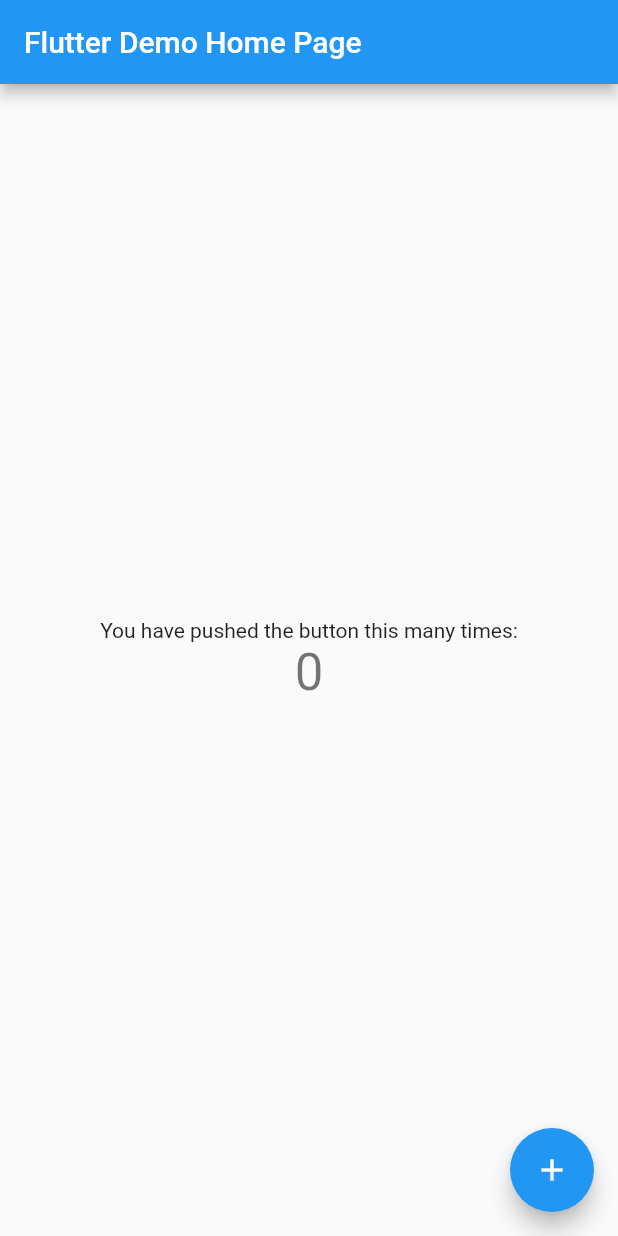
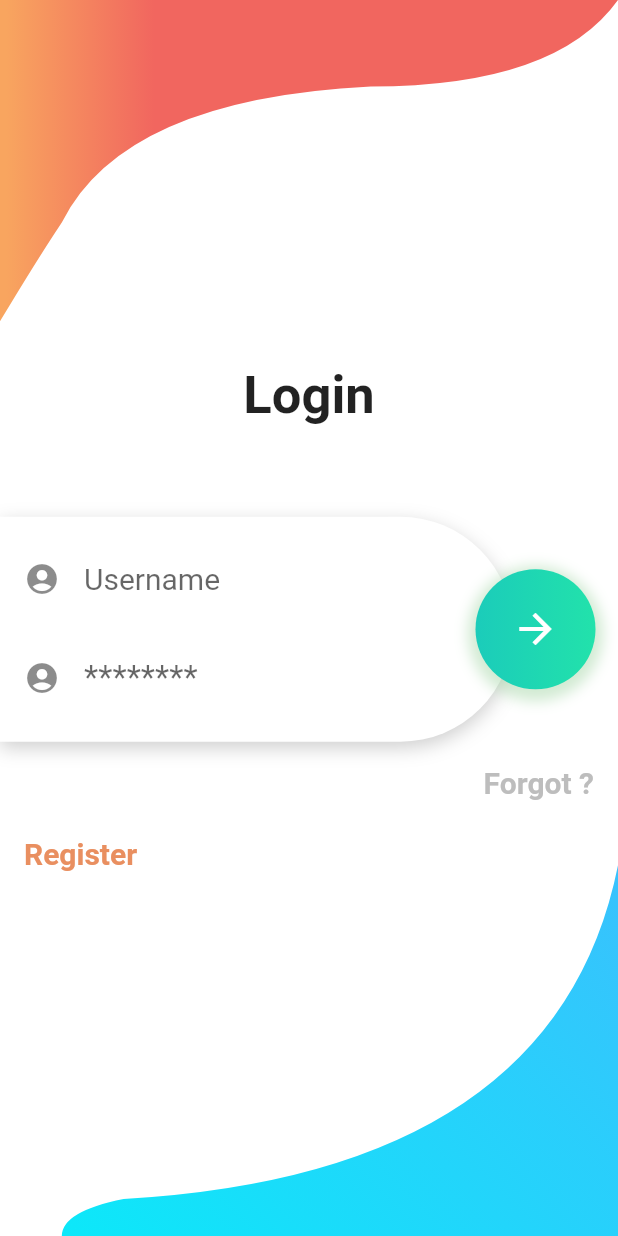
Before and after one commit to rukafasha/MojUpravitelj-Client, a Flutter app: the screen it shows after launch, on a phone screen of 412 x 824 dp. Run offline on Flutter 3.47's test engine with Material 2 defaults, Android fonts, the phone set to English and light mode, and no system bars; missing offline and left inert: dart:html.

Commit message:
Login screen

```diff
--- a/lib/main.dart
+++ b/lib/main.dart
@@ -1,4 +1,6 @@
 import 'package:flutter/material.dart';
+import 'package:praksa_frontend/ui/background/background.dart';
+import 'package:praksa_frontend/ui/forms/login_form.dart';
 
 void main() {
   runApp(const MyApp());
@@ -10,58 +12,13 @@
   @override
   Widget build(BuildContext context) {
     return MaterialApp(
-      title: 'Flutter Demo',
-      theme: ThemeData(
-        primarySwatch: Colors.blue,
-      ),
-      home: const MyHomePage(title: 'Flutter Demo Home Page'),
-    );
+        title: 'Flutter Demo',
+        home: Scaffold(
+            body: Stack(
+          children: [
+            Background(),
+            const LoginForm(),
+          ],
+        )));
   }
 }
-
-class MyHomePage extends StatefulWidget {
-  const MyHomePage({super.key, required this.title});
-
-  final String title;
-
-  @override
-  State<MyHomePage> createState() => _MyHomePageState();
-}
-
-class _MyHomePageState extends State<MyHomePage> {
-  int _counter = 0;
-
-  void _incrementCounter() {
-    setState(() {
-      _counter++;
-    });
-  }
-
-  @override
-  Widget build(BuildContext context) {
-    return Scaffold(
-      appBar: AppBar(
-        title: Text(widget.title),
-      ),
-      body: Center(
-        child: Column(
-          mainAxisAlignment: MainAxisAlignment.center,
-          children: <Widget>[
-            const Text(
-              'You have pushed the button this many times:',
-            ),
-            Text(
-              '$_counter',
-              style: Theme.of(context).textTheme.headline4,
-            ),
-          ],
-        ),
-      ),
-      floatingActionButton: FloatingActionButton(
-        onPressed: _incrementCounter,
-        tooltip: 'Increment',
-        child: const Icon(Icons.add),
-      ),
-    );
-  }
-}
--- /dev/null
+++ b/lib/ui/forms/login_form.dart
@@ -0,0 +1,151 @@
+import 'dart:html';
+
+import 'package:flutter/material.dart';
+
+class LoginForm extends StatefulWidget {
+  const LoginForm({super.key});
+
+  @override
+  State<LoginForm> createState() => _LoginFormState();
+}
+
+class _LoginFormState extends State<LoginForm> {
+  @override
+  Widget build(BuildContext context) {
+    return Column(
+      mainAxisAlignment: MainAxisAlignment.center,
+      children: [
+        Container(
+          margin: const EdgeInsets.only(bottom: 60),
+          child: const Text(
+            "Login",
+            style: TextStyle(
+              fontSize: 35,
+              fontWeight: FontWeight.bold,
+            ),
+          ),
+        ),
+        SizedBox(
+          height: 150,
+          child: Stack(
+            children: [
+              Container(
+                height: 150,
+                margin: const EdgeInsets.only(
+                  right: 70,
+                ),
+                decoration: BoxDecoration(
+                  color: Colors.white,
+                  borderRadius: const BorderRadius.only(
+                    topRight: Radius.circular(100),
+                    bottomRight: Radius.circular(100),
+                  ),
+                  boxShadow: [
+                    BoxShadow(
+                      color: Colors.grey.withOpacity(0.5),
+                      spreadRadius: 0,
+                      blurRadius: 10,
+                      offset: const Offset(0, 4),
+                    ),
+                  ],
+                ),
+                child: Column(
+                  mainAxisAlignment: MainAxisAlignment.spaceEvenly,
+                  children: [
+                    Container(
+                      margin: const EdgeInsets.only(left: 16, right: 32),
+                      child: const TextField(
+                        decoration: InputDecoration(
+                          hintStyle: TextStyle(fontSize: 20),
+                          border: InputBorder.none,
+                          icon: Icon(Icons.account_circle_rounded),
+                          hintText: "Username",
+                        ),
+                      ),
+                    ),
+                    Container(
+                      margin: const EdgeInsets.only(left: 16, right: 32),
+                      child: const TextField(
+                        obscureText: true,
+                        decoration: InputDecoration(
+                          hintStyle: TextStyle(fontSize: 22),
+                          border: InputBorder.none,
+                          icon: Icon(Icons.account_circle_rounded),
+                          hintText: "********",
+                        ),
+                      ),
+                    )
+                  ],
+                ),
+              ),
+              Align(
+                alignment: Alignment.centerRight,
+                child: Container(
+                  margin: const EdgeInsets.only(right: 15),
+                  height: 80,
+                  width: 80,
+                  decoration: BoxDecoration(
+                    boxShadow: [
+                      BoxShadow(
+                        color: Colors.green[200]!.withOpacity(0.5),
+                        spreadRadius: 5,
+                        blurRadius: 7,
+                        offset: const Offset(0, 3),
+                      ),
+                    ],
+                    shape: BoxShape.circle,
+                    gradient: const LinearGradient(
+                      begin: Alignment.centerLeft,
+                      end: Alignment.centerRight,
+                      colors: [
+                        Color(0xff1bccba),
+                        Color(0xff22e2ab),
+                      ],
+                    ),
+                  ),
+                  child: const Icon(
+                    Icons.arrow_forward_outlined,
+                    color: Colors.white,
+                    size: 32,
+                  ),
+                ),
+              ),
+            ],
+          ),
+        ),
+        Row(
+          mainAxisAlignment: MainAxisAlignment.end,
+          children: [
+            Container(
+              margin: const EdgeInsets.only(right: 16, top: 16),
+              child: Text(
+                "Forgot ?",
+                style: TextStyle(
+                  fontSize: 20,
+                  fontWeight: FontWeight.w600,
+                  color: Colors.grey[400],
+                ),
+              ),
+            ),
+          ],
+        ),
+        Row(
+          mainAxisAlignment: MainAxisAlignment.start,
+          children: [
+            Container(
+              margin: const EdgeInsets.only(left: 16, top: 24),
+              child: const Text(
+                "Register",
+                style: TextStyle(
+                  fontSize: 20,
+                  fontWeight: FontWeight.w600,
+                  color: Color(0xffe98f60),
+                ),
+              ),
+            ),
+          ],
+        ),
+      ],
+    );
+  }
+}
```
Also changed, not shown: lib/ui/background/background.dart (added, +139 -0 lines), lib/ui/forms/register_form.dart (added).
